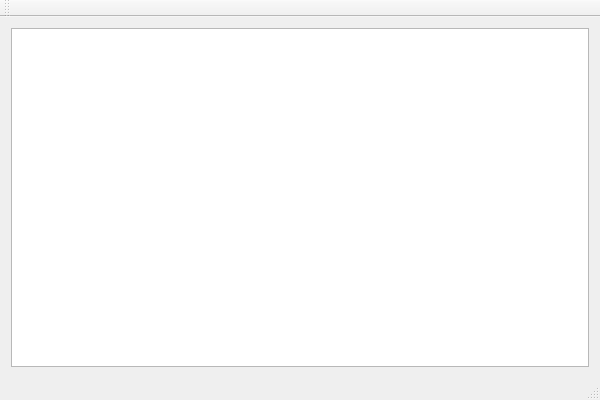
This is CustomModelLists/CustomModelLists.ui in arni360/CustomModelLists as Qt 5 draws it before an edit. The edited form follows.
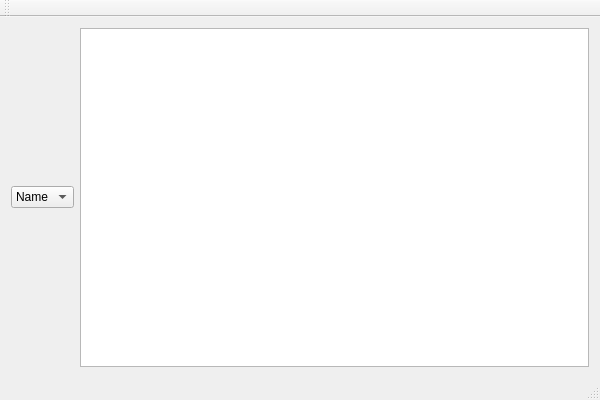
This is the edited form. Custom widgets are drawn as their Qt base class.

Patch:
```diff
--- a/CustomModelLists/CustomModelLists.ui
+++ b/CustomModelLists/CustomModelLists.ui
@@ -15,6 +15,20 @@
   </property>
   <widget class="QWidget" name="centralWidget">
    <layout class="QHBoxLayout" name="horizontalLayout">
+    <item>
+     <widget class="QComboBox" name="comboBox">
+      <item>
+       <property name="text">
+        <string>Name</string>
+       </property>
+      </item>
+      <item>
+       <property name="text">
+        <string>Icon</string>
+       </property>
+      </item>
+     </widget>
+    </item>
     <item>
      <widget class="CustomQListView" name="listView">
       <property name="resizeMode">
```
